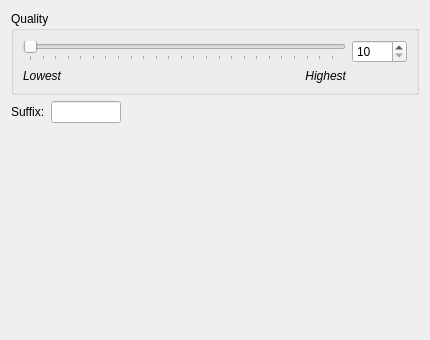
Old version of the form widgets/faacwidgetUI.ui in the repository janbar/CDDA-Ripper.
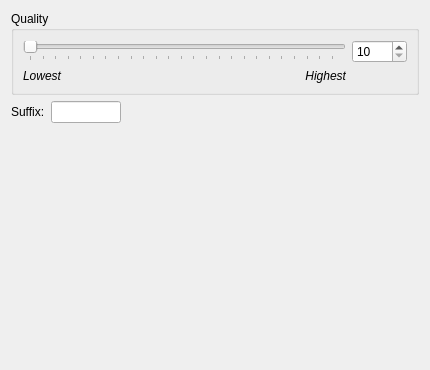
New version of the form.

What changed in the file:
```diff
--- a/widgets/faacwidgetUI.ui
+++ b/widgets/faacwidgetUI.ui
@@ -7,13 +7,13 @@
     <x>0</x>
     <y>0</y>
     <width>430</width>
-    <height>340</height>
+    <height>370</height>
    </rect>
   </property>
   <property name="minimumSize">
    <size>
     <width>430</width>
-    <height>300</height>
+    <height>370</height>
    </size>
   </property>
   <layout class="QGridLayout" name="gridLayout_2">
```
Left out of the diff: 14 changed lines with no effect on the pictures.
